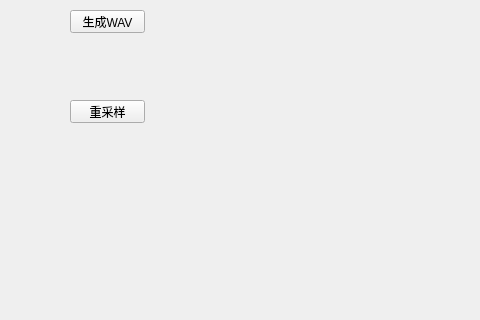
First picture: the form in src/luyin/mainwindow.ui, repository xhf613861/yinshipin, before the edit; both pictures show x 0 to 480 and y 280 to 600 of the 800 by 600 pixel window.
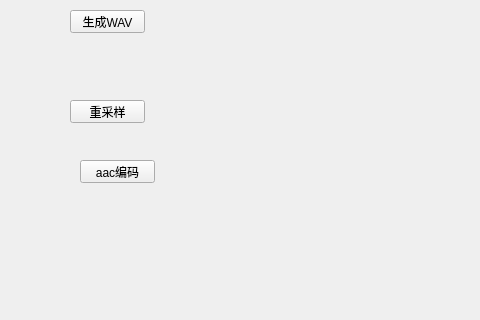
Second picture: the form after the edit.

Commit message: 编码实战

Patch:
```diff
--- a/src/luyin/mainwindow.ui
+++ b/src/luyin/mainwindow.ui
@@ -157,6 +157,19 @@
      <string>重采样</string>
     </property>
    </widget>
+   <widget class="QPushButton" name="pushButton_aacEncode">
+    <property name="geometry">
+     <rect>
+      <x>80</x>
+      <y>440</y>
+      <width>75</width>
+      <height>23</height>
+     </rect>
+    </property>
+    <property name="text">
+     <string>aac编码</string>
+    </property>
+   </widget>
   </widget>
   <widget class="QMenuBar" name="menubar">
    <property name="geometry">
```
The commit also changes 261 other files.
